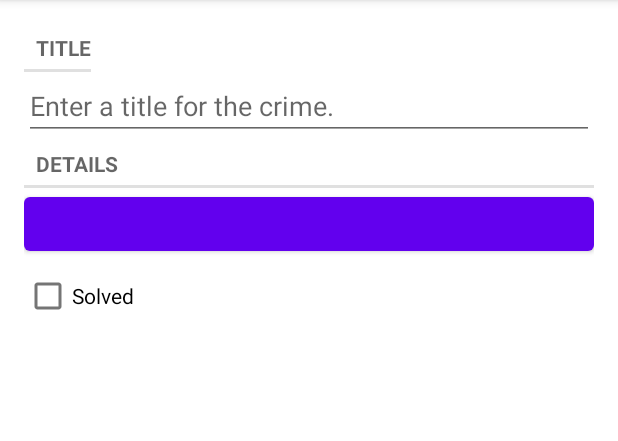
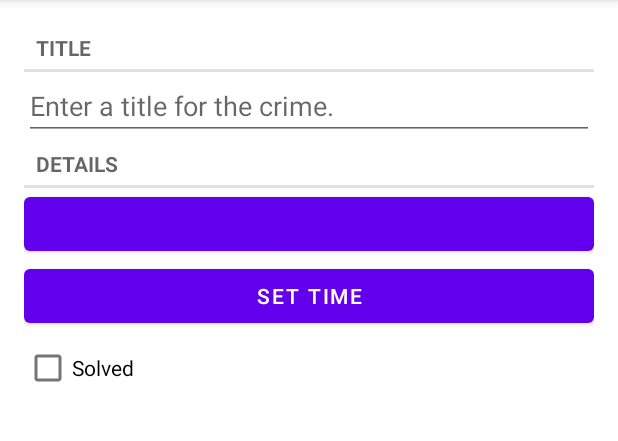
Before and after one commit to kakovets/CriminalIntent_PRO, an Android app: the fragment CrimeFragment placed in its activity, on a phone screen of 412 x 824 dp, the part 84-525 px from its top. Run offline under Robolectric (Android 15) with nearby library versions, the phone set to English and light mode, and no system bars; our stand-ins replace Room's generated code; 3 statements that could not run were skipped.

Commit message:
Chapter 13. Challenge: More Dialogs

```diff
--- a/app/src/main/java/com/kakovets/criminalintent_pro/CrimeFragment.kt
+++ b/app/src/main/java/com/kakovets/criminalintent_pro/CrimeFragment.kt
@@ -19,12 +19,14 @@ import java.util.*
 private const val TAG = "CrimeFragment"
 private const val ARG_CRIME_ID = "crime_id"
 private const val DIALOG_DATE = "DialogDate"
+private const val DIALOG_TIME = "DialogTime"
 
 class CrimeFragment: Fragment(){
 
     private lateinit var crime: Crime
     private lateinit var titleField: EditText
     private lateinit var dateButton: Button
+    private lateinit var timeButton: Button
     private lateinit var solvedCheckBox: CheckBox
     private val crimeDetailViewModel: CrimeDetailViewModel by lazy {
         ViewModelProvider(this)[CrimeDetailViewModel::class.java]
@@ -44,6 +46,11 @@ class CrimeFragment: Fragment(){
             crime.date = receivedDate
             updateUI()
         }
+        setFragmentResultListener("request") { _, bundle ->
+            val receivedDate = bundle.getSerializable("bundle") as Date
+            crime.date.time = receivedDate.time
+            updateUI()
+        }
     }
 
     override fun onCreateView(
@@ -54,6 +61,7 @@ class CrimeFragment: Fragment(){
         val view = inflater.inflate(R.layout.fragment_crime, container, false)
         titleField = view.findViewById(R.id.editText_crime_title)
         dateButton = view.findViewById(R.id.button_crime)
+        timeButton = view.findViewById(R.id.button_time)
         solvedCheckBox = view.findViewById(R.id.checkBox_crime)
 
         return view
@@ -101,6 +109,12 @@ class CrimeFragment: Fragment(){
                 show(this@CrimeFragment.parentFragmentManager, DIALOG_DATE)
             }
         }
+
+        timeButton.setOnClickListener {
+            TimePickerFragment.newInstance(crime.date).apply {
+                show(this@CrimeFragment.parentFragmentManager, DIALOG_TIME)
+            }
+        }
     }
 
     override fun onStop() {
--- a/app/src/main/res/layout/fragment_crime.xml
+++ b/app/src/main/res/layout/fragment_crime.xml
@@ -7,7 +7,7 @@
     android:layout_margin="16dp">
 
     <TextView
-        android:layout_width="wrap_content"
+        android:layout_width="match_parent"
         android:layout_height="wrap_content"
         style="?android:listSeparatorTextViewStyle"
         android:text="@string/crime_title_label" />
@@ -29,14 +29,16 @@
         tools:text="Wed Nov 14 11:56 EST 2018"
         tools:ignore="true"
         />
+    <Button
+        android:id="@+id/button_time"
+        android:layout_width="match_parent"
+        android:layout_height="wrap_content"
+        android:text="@string/button_set_time"
+        />
     <CheckBox
         android:id="@+id/checkBox_crime"
         android:layout_width="match_parent"
         android:layout_height="wrap_content"
         android:text="@string/crime_solved_label" />
 
-
-
-
-
 </LinearLayout>
--- a/app/src/main/res/values/strings.xml
+++ b/app/src/main/res/values/strings.xml
@@ -6,4 +6,5 @@
     <string name="crime_solved_label">Solved</string>
     <string name="item_crime_title">Crime Title</string>
     <string name="item_crime_date">Crime Date</string>
+    <string name="button_set_time">Set Time</string>
 </resources>
```
Also changed, not shown: app/src/main/java/com/kakovets/criminalintent_pro/DatePickerFragment.kt (+15 -9 lines), app/src/main/java/com/kakovets/criminalintent_pro/TimePickerFragment.kt (added, +59 -0 lines).
